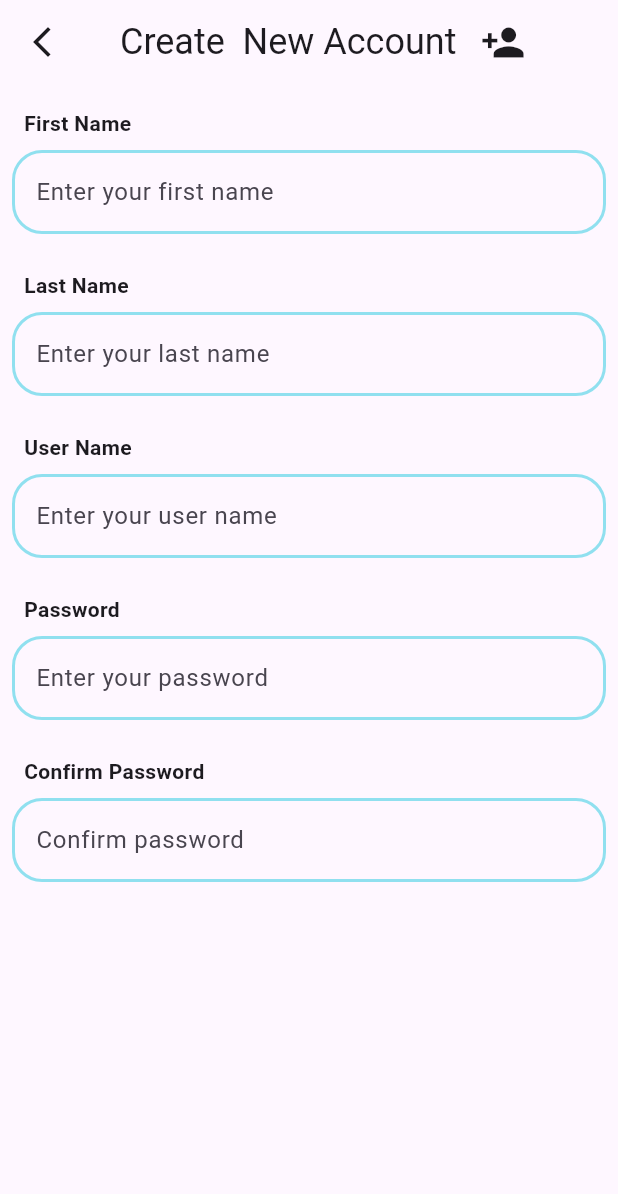
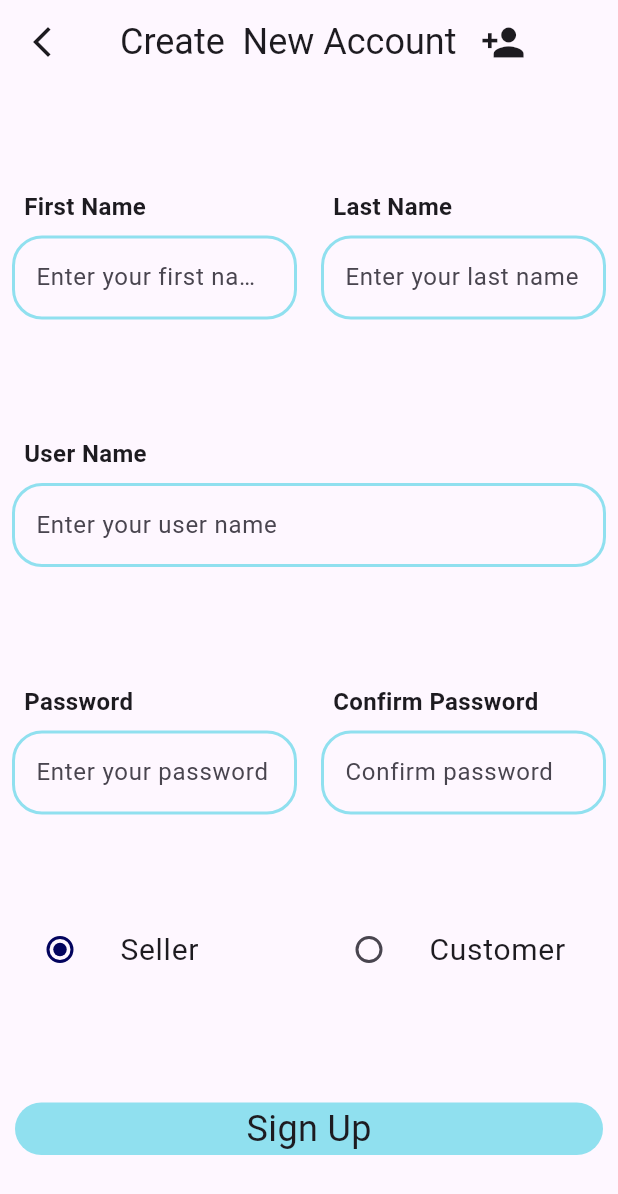
Before and after one commit to mordex-01/store_app_taav, a Flutter app: the SignUpPage screen opened by its route, on a phone screen of 412 x 824 dp. Shown: the top 1194 px of the screen. Run offline on Flutter 3.47's test engine with Material 3 defaults, Android fonts, the phone set to English and light mode, and no system bars; our stand-ins replace either_dart, get.

Commit message:
RadioButtonsCreated

```diff
--- /dev/null
+++ b/lib/src/infrastructure/utils/repository_utils.dart
@@ -0,0 +1,8 @@
+class RepositoryUtils {
+  static const String baseUrl = "127.0.0.1:3000";
+  static const Map<String, String> header = {
+    'Content-Type': 'application/json'
+  };
+  static const String signUpCustomer = "/customer";
+  static const String signUpSeller = "/seller";
+}
--- a/lib/src/pages/login/view/login_page.dart
+++ b/lib/src/pages/login/view/login_page.dart
@@ -208,7 +208,7 @@ class LoginPage extends GetView<LoginController> {
         onTap: onTap,
         child: Container(
           width: MediaQuery.sizeOf(context).width,
-          height: 54,
+          height: 40,
           decoration: BoxDecoration(
               borderRadius: BorderRadius.circular(20),
               color: WidgetUtils.blueAcentColor),
--- a/lib/src/pages/signup/controller/signup_controller.dart
+++ b/lib/src/pages/signup/controller/signup_controller.dart
@@ -1,3 +1,49 @@
+import 'package:flutter/material.dart';
 import 'package:get/get.dart';
+import 'package:store_app_taav/src/pages/signup/model/signup_model_dto.dart';
+import 'package:store_app_taav/src/pages/signup/repository/signup_repository.dart';
 
-class SignUpController extends GetxController {}
+class SignUpController extends GetxController {
+  final formKey = GlobalKey<FormState>();
+  final RxList<String> radioOptions = <String>['Seller', 'Customer'].obs;
+  RxString radioCurrentOption = RxString('Seller');
+  final TextEditingController firstNameController = TextEditingController();
+  final TextEditingController lastNameController = TextEditingController();
+  final TextEditingController userNameController = TextEditingController();
+  final TextEditingController passwordController = TextEditingController();
+  final SignUpRepository _repository = SignUpRepository();
+  Future<void> signUp() async {
+    final dto = SignUpModelDto(
+        firstName: firstNameController.text,
+        lastName: lastNameController.text,
+        userName: userNameController.text,
+        password: passwordController.text);
+    final resultOrExeption = await _repository.signUpCustomer(
+        dto: dto, routeUrl: "/${radioCurrentOption.value.toLowerCase()}");
+    resultOrExeption.fold(
+      (left) => Get.showSnackbar(GetSnackBar(
+        message: left,
+        duration: const Duration(seconds: 2),
+      )),
+      (right) => Get.showSnackbar(
+        GetSnackBar(
+          backgroundColor: Colors.lightGreenAccent,
+          margin: const EdgeInsets.all(16),
+          borderRadius: 25,
+          messageText: Text(
+            "User Name -> ${right.userName} --Created--",
+            style: const TextStyle(color: Colors.black),
+          ),
+          duration: const Duration(seconds: 2),
+        ),
+      ),
+    );
+  }
+
+  onSignUpTapped() {
+    if (formKey.currentState!.validate()) {
+      signUp();
+      return Get.back();
+    }
+  }
+}
--- /dev/null
+++ b/lib/src/pages/signup/model/signup_model_dto.dart
@@ -0,0 +1,20 @@
+class SignUpModelDto {
+  SignUpModelDto({
+    required this.firstName,
+    required this.lastName,
+    required this.userName,
+    required this.password,
+  });
+
+  final String firstName;
+  final String lastName;
+  final String userName;
+  final String password;
+
+  Map<String, dynamic> toJson() => {
+        "firstName": firstName,
+        "lastName": lastName,
+        "userName": userName,
+        "password": password
+      };
+}
--- a/lib/src/pages/signup/view/signup_page.dart
+++ b/lib/src/pages/signup/view/signup_page.dart
@@ -1,4 +1,6 @@
+import 'package:flutter/cupertino.dart';
 import 'package:flutter/material.dart';
+import 'package:flutter/widgets.dart';
 import 'package:get/get.dart';
 import 'package:store_app_taav/src/infrastructure/utils/widget_utils.dart';
 import 'package:store_app_taav/src/pages/signup/controller/signup_controller.dart';
@@ -18,43 +20,151 @@ class SignUpPage extends GetView<SignUpController> {
           icon: WidgetUtils.arrowBackButton,
         ),
       ),
-      body: Column(
+      body: Form(
+        key: controller.formKey,
+        child: Column(
           children: [
-          _textFormField(
+            const Expanded(child: SizedBox()),
+            Row(
+              children: [
+                Expanded(
+                  child: _textFormField(
+                    controller: controller.firstNameController,
                     hintText: "Enter your first name",
                     topText: "First Name",
                     obscureText: false,
-            validator: (p0) {},
+                    validator: (value) {
+                      if (value == null || value.isEmpty) {
+                        return "Please fill this field";
+                      }
+                      return null;
+                    },
                   ),
-          _textFormField(
+                ),
+                Expanded(
+                  child: _textFormField(
+                    controller: controller.lastNameController,
                     hintText: "Enter your last name",
                     topText: "Last Name",
                     obscureText: false,
-            validator: (p0) {},
+                    validator: (value) {
+                      if (value == null || value.isEmpty) {
+                        return "Please fill this field";
+                      }
+                      return null;
+                    },
                   ),
+                ),
+              ],
+            ),
+            const Expanded(child: SizedBox()),
             _textFormField(
+              controller: controller.userNameController,
               hintText: "Enter your user name",
               topText: "User Name",
               obscureText: false,
-            validator: (p0) {},
+              validator: (value) {
+                if (value == null || value.isEmpty) {
+                  return "Please fill this field";
+                }
+                return null;
+              },
             ),
-          _textFormField(
+            const Expanded(child: SizedBox()),
+            Row(
+              children: [
+                Expanded(
+                  child: _textFormField(
+                    controller: controller.passwordController,
                     hintText: "Enter your password",
                     topText: "Password",
                     obscureText: false,
-            validator: (p0) {},
+                    validator: (value) {
+                      if (value == null || value.isEmpty) {
+                        return "Please fill this field";
+                      }
+                      return null;
+                    },
                   ),
-          _textFormField(
+                ),
+                Expanded(
+                  child: _textFormField(
                     hintText: "Confirm password",
                     topText: "Confirm Password",
                     obscureText: false,
-            validator: (p0) {},
+                    validator: (value) {
+                      if (value == null || value.isEmpty) {
+                        return "Please fill this field";
+                      }
+                      return null;
+                    },
+                  ),
                 ),
               ],
+            ),
+            const Expanded(child: SizedBox()),
+            Obx(
+              () => Row(
+                children: [
+                  Expanded(
+                    child: _radioListTile(
+                      title: controller.radioOptions[0],
+                      value: controller.radioOptions[0],
+                      currentValue: controller.radioCurrentOption.value,
+                      onChanged: (value) {
+                        controller.radioCurrentOption.value = value.toString();
+                      },
+                    ),
+                  ),
+                  Expanded(
+                    child: _radioListTile(
+                      title: controller.radioOptions[1],
+                      value: controller.radioOptions[1],
+                      currentValue: controller.radioCurrentOption.value,
+                      onChanged: (value) {
+                        controller.radioCurrentOption.value = value.toString();
+                      },
+                    ),
+                  ),
+                ],
+              ),
+            ),
+            const Expanded(child: SizedBox()),
+            Padding(
+              padding: const EdgeInsets.only(top: 20, right: 10, left: 10),
+              child: _button(
+                context: context,
+                text: "Sign Up",
+                onTap: () {
+                  controller.onSignUpTapped();
+                },
+              ),
+            ),
+            const Expanded(child: SizedBox()),
+          ],
+        ),
       ),
     );
   }
 
+  Widget _radioListTile({
+    required String title,
+    required String value,
+    required String currentValue,
+    required void Function(String?)? onChanged,
+  }) =>
+      ListTile(
+        title: Text(
+          title,
+          style: const TextStyle(fontSize: 20),
+        ),
+        leading: Radio(
+          activeColor: WidgetUtils.darkBlue,
+          value: value,
+          groupValue: currentValue,
+          onChanged: onChanged,
+        ),
+      );
   Widget _appBarTitle() => const Row(
         children: [
           Padding(
@@ -77,7 +187,8 @@ class SignUpPage extends GetView<SignUpController> {
           {required String hintText,
           required String topText,
           required bool obscureText,
-          required String? Function(String?)? validator}) =>
+          required String? Function(String?)? validator,
+          TextEditingController? controller}) =>
       Padding(
         padding: const EdgeInsets.all(8),
         child: Column(
@@ -88,12 +199,13 @@ class SignUpPage extends GetView<SignUpController> {
               child: Text(
                 topText,
                 style: const TextStyle(
-                  fontSize: 14,
+                  fontSize: 16,
                   fontWeight: FontWeight.w600,
                 ),
               ),
             ),
             TextFormField(
+              controller: controller,
               maxLength: 20,
               validator: validator,
               obscureText: obscureText,
@@ -117,4 +229,24 @@ class SignUpPage extends GetView<SignUpController> {
           ],
         ),
       );
+  Widget _button(
+          {required BuildContext context,
+          required String text,
+          required void Function() onTap}) =>
+      InkWell(
+        onTap: onTap,
+        child: Container(
+          width: MediaQuery.sizeOf(context).width,
+          height: 35,
+          decoration: BoxDecoration(
+              borderRadius: BorderRadius.circular(20),
+              color: WidgetUtils.blueAcentColor),
+          child: Center(
+            child: Text(
+              text,
+              style: const TextStyle(fontSize: 24),
+            ),
+          ),
+        ),
+      );
 }
```
Also changed, not shown: jsonserver/db.json (+105 -0 lines), lib/src/pages/signup/model/signup_view_model.dart (added, +21 -0 lines), lib/src/pages/signup/repository/signup_repository.dart (added, +21 -0 lines). Lines whose indentation alone changed are shown as unchanged.
